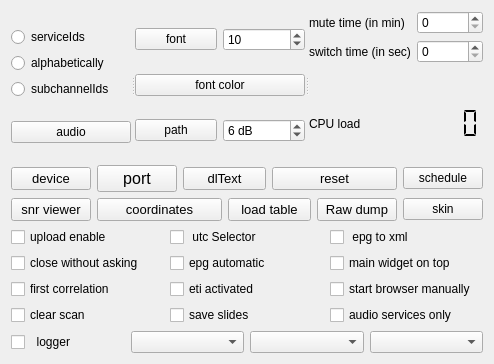
Before: the Qt Designer form qt-dab-6.9/forms-v7/config-helper.ui in JvanKatwijk/qt-dab, drawn with Qt 5.
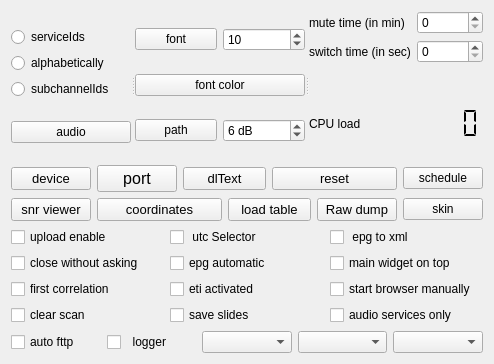
After: the same form once the commit is applied. Custom widgets are drawn as their Qt base class.

Patch:
```diff
--- a/qt-dab-6.9/forms-v7/config-helper.ui
+++ b/qt-dab-6.9/forms-v7/config-helper.ui
@@ -518,6 +518,16 @@
    </item>
    <item>
     <layout class="QHBoxLayout" name="horizontalLayout_3">
+     <item>
+      <widget class="QCheckBox" name="auto_http">
+       <property name="toolTip">
+        <string>&lt;html&gt;&lt;head/&gt;&lt;body&gt;&lt;p&gt;If this checkbox is set, then Qt-DAB will (try to) start up the http handler (i.e. the map handler) on the next invocation of the program.&lt;/p&gt;&lt;p&gt;Of course, it will only work if&lt;/p&gt;&lt;p&gt;(a) the local position is filled in, and &lt;/p&gt;&lt;p&gt;(b) the database with TII data is accessible&lt;/p&gt;&lt;p&gt;&lt;br/&gt;&lt;/p&gt;&lt;/body&gt;&lt;/html&gt;</string>
+       </property>
+       <property name="text">
+        <string>auto fttp</string>
+       </property>
+      </widget>
+     </item>
      <item>
       <widget class="QCheckBox" name="logger_selector">
        <property name="toolTip">
```
